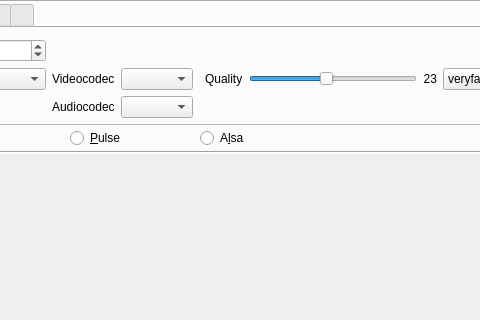
The window that src/formMainWindow.ui (vkohaupt/vokoscreenNG) describes before a commit, drawn with Qt 5; both pictures show x 118 to 598 and y 0 to 320 of the 708 by 448 pixel window.
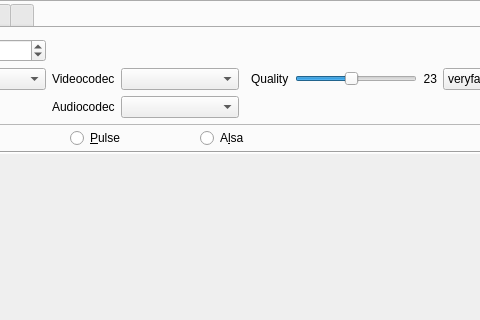
The same window after the commit. The open tabs and pages were chosen to show the change. Icons and pictures are not drawn.

```diff
--- a/src/formMainWindow.ui
+++ b/src/formMainWindow.ui
@@ -620,6 +620,9 @@
                 <property name="sizeAdjustPolicy">
                  <enum>QComboBox::AdjustToMinimumContentsLength</enum>
                 </property>
+                <property name="minimumContentsLength">
+                 <number>11</number>
+                </property>
                </widget>
               </item>
               <item row="1" column="4">
@@ -777,9 +780,6 @@
                 <property name="orientation">
                  <enum>Qt::Horizontal</enum>
                 </property>
-                <property name="sizeType">
-                 <enum>QSizePolicy::Ignored</enum>
-                </property>
                 <property name="sizeHint" stdset="0">
                  <size>
                   <width>40</width>
```
Left out of the diff: 10 changed lines with no effect on the pictures.
